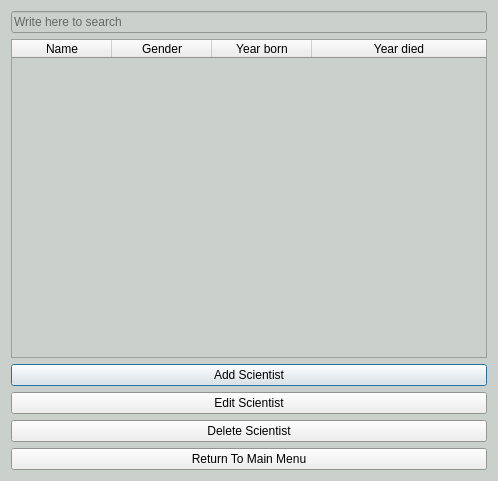
Before: the Qt Designer form scientistswindow.ui in stefanv15/verklegtNamskeid_skil3, drawn with Qt 5.
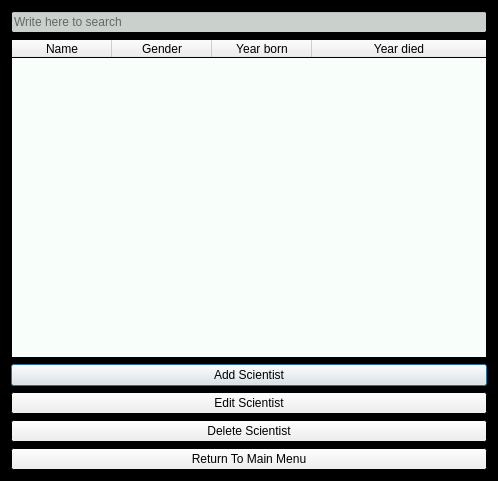
After: the same form once the commit is applied.

```diff
--- a/scientistswindow.ui
+++ b/scientistswindow.ui
@@ -40,9 +40,9 @@
      <colorrole role="Window">
       <brush brushstyle="SolidPattern">
        <color alpha="255">
-        <red>202</red>
-        <green>208</green>
-        <blue>203</blue>
+        <red>0</red>
+        <green>0</green>
+        <blue>0</blue>
        </color>
       </brush>
      </colorrole>
@@ -78,9 +78,9 @@
      <colorrole role="Window">
       <brush brushstyle="SolidPattern">
        <color alpha="255">
-        <red>202</red>
-        <green>208</green>
-        <blue>203</blue>
+        <red>0</red>
+        <green>0</green>
+        <blue>0</blue>
        </color>
       </brush>
      </colorrole>
@@ -107,18 +107,18 @@
      <colorrole role="Base">
       <brush brushstyle="SolidPattern">
        <color alpha="255">
-        <red>202</red>
-        <green>208</green>
-        <blue>203</blue>
+        <red>0</red>
+        <green>0</green>
+        <blue>0</blue>
        </color>
       </brush>
      </colorrole>
      <colorrole role="Window">
       <brush brushstyle="SolidPattern">
        <color alpha="255">
-        <red>202</red>
-        <green>208</green>
-        <blue>203</blue>
+        <red>0</red>
+        <green>0</green>
+        <blue>0</blue>
        </color>
       </brush>
      </colorrole>
@@ -153,6 +153,43 @@
        <height>140</height>
       </size>
      </property>
+     <property name="palette">
+      <palette>
+       <active>
+        <colorrole role="Base">
+         <brush brushstyle="SolidPattern">
+          <color alpha="255">
+           <red>248</red>
+           <green>255</green>
+           <blue>250</blue>
+          </color>
+         </brush>
+        </colorrole>
+       </active>
+       <inactive>
+        <colorrole role="Base">
+         <brush brushstyle="SolidPattern">
+          <color alpha="255">
+           <red>248</red>
+           <green>255</green>
+           <blue>250</blue>
+          </color>
+         </brush>
+        </colorrole>
+       </inactive>
+       <disabled>
+        <colorrole role="Base">
+         <brush brushstyle="SolidPattern">
+          <color alpha="255">
+           <red>0</red>
+           <green>0</green>
+           <blue>0</blue>
+          </color>
+         </brush>
+        </colorrole>
+       </disabled>
+      </palette>
+     </property>
      <property name="selectionBehavior">
       <enum>QAbstractItemView::SelectRows</enum>
      </property>
```
